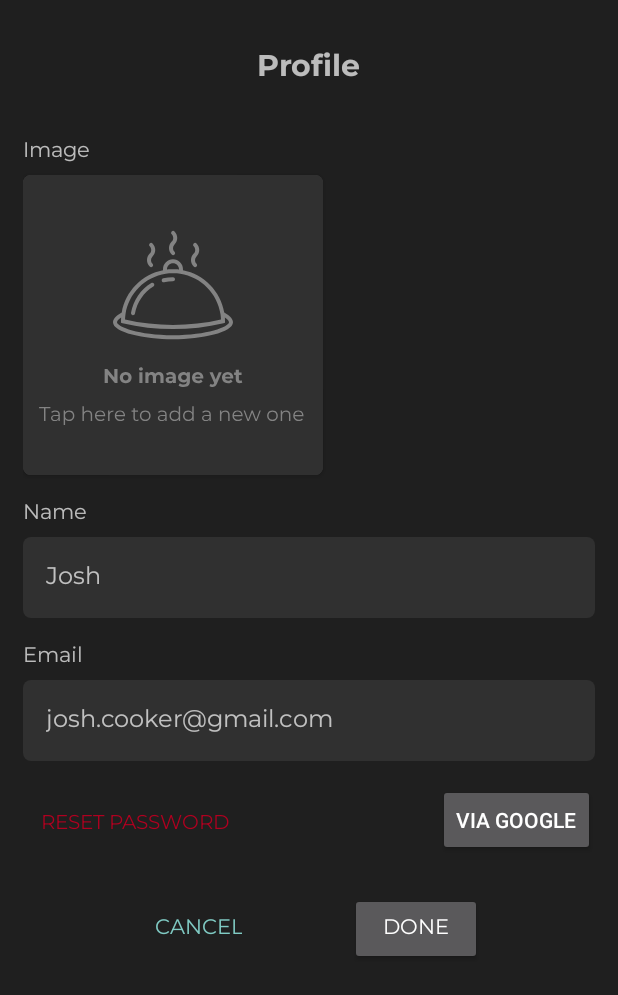
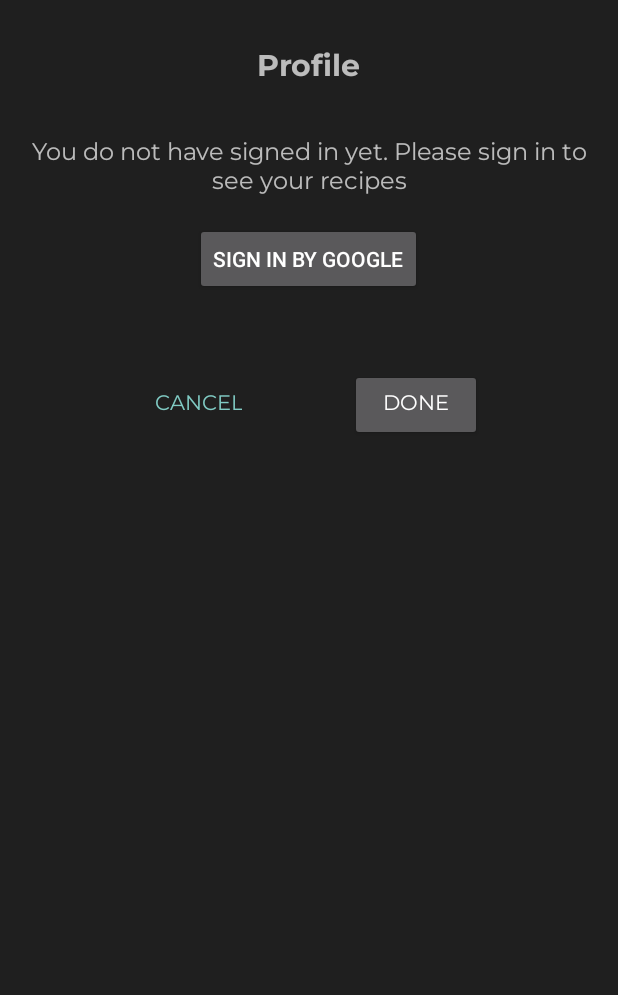
Before and after one commit to Saydullin/recipes-book, an Android app: the UserProfile screen opened directly, with no data from a screen before it, on a phone screen of 412 x 824 dp. Shown: the top 995 px of the screen. Run offline under Robolectric (Android 15) with nearby library versions, the phone set to English and light mode, and no system bars; pictures from the network do not load.

Commit message:
Добавлена логика авторизации и логаут вместе с интерфейсом

```diff
--- a/app/src/main/java/com/example/recipesbook/UserProfile.java
+++ b/app/src/main/java/com/example/recipesbook/UserProfile.java
@@ -4,11 +4,17 @@
 import androidx.appcompat.app.AppCompatActivity;
 
 import android.content.Intent;
+import android.net.Uri;
 import android.os.Bundle;
 import android.util.Log;
+import android.view.View;
 import android.widget.Button;
+import android.widget.ImageView;
+import android.widget.LinearLayout;
+import android.widget.TextView;
 import android.widget.Toast;
 
+import com.bumptech.glide.Glide;
 import com.google.android.gms.auth.api.signin.GoogleSignIn;
 import com.google.android.gms.auth.api.signin.GoogleSignInAccount;
 import com.google.android.gms.auth.api.signin.GoogleSignInClient;
@@ -24,25 +30,74 @@
 public class UserProfile extends AppCompatActivity {
 
     GoogleSignInClient mGoogleSignInClient;
+    ImageView recipeImagePreview;
+    TextView userName;
+    TextView userEmail;
+    Button change_accounts;
+    LinearLayout no_signed_in;
+    LinearLayout signed_in;
     Button sign_in;
+    Button sign_out;
     int RC_SIGN_IN = 0;
     Button button_cancel_activity;
+
+    @Override
+    protected void onStart() {
+        super.onStart();
+        GoogleSignInOptions gso = new GoogleSignInOptions.Builder(GoogleSignInOptions.DEFAULT_SIGN_IN)
+                .requestIdToken(getString(R.string.server_client_id))
+                .requestEmail()
+                .build();
+        mGoogleSignInClient = GoogleSignIn.getClient(this, gso);
+
+        GoogleSignInAccount acct = GoogleSignIn.getLastSignedInAccount(this);
+        if (acct != null) {
+            String personName = acct.getDisplayName();
+            String personEmail = acct.getEmail();
+            Uri personImage = acct.getPhotoUrl();
+            userName.setText(personName);
+            userEmail.setText(personEmail);
+            Glide.with(this).load(String.valueOf(personImage)).into(recipeImagePreview);
+        } else {
+            no_signed_in.setVisibility(View.VISIBLE);
+            signed_in.setVisibility(View.GONE);
+        }
+    }
 
     @Override
     protected void onCreate(Bundle savedInstanceState) {
         super.onCreate(savedInstanceState);
         setContentView(R.layout.activity_user_profile);
 
+        no_signed_in = findViewById(R.id.no_signed_in);
+        signed_in = findViewById(R.id.signed_in);
+
+        change_accounts = findViewById(R.id.change_accounts_button);
+        sign_out = findViewById(R.id.sign_out_button);
         sign_in = findViewById(R.id.sign_in_button);
 
         button_cancel_activity = findViewById(R.id.button_cancel_activity);
         button_cancel_activity.setOnClickListener(v -> finish());
 
+        recipeImagePreview = findViewById(R.id.recipeImagePreview);
+        userName = findViewById(R.id.user_name);
+        userEmail = findViewById(R.id.user_email);
+
+        change_accounts.setOnClickListener(v -> {
+            if (v.getId() == R.id.change_accounts_button) {
+                switchAccounts();
+            }
+        });
+
         sign_in.setOnClickListener(v -> {
-            switch (v.getId()) {
-                case R.id.sign_in_button:
-                    signIn();
-                    break;
+            if (v.getId() == R.id.sign_in_button) {
+                signIn();
+            }
+        });
+
+        sign_out.setOnClickListener(v -> {
+            if (v.getId() == R.id.sign_out_button) {
+                signOut();
             }
         });
 
@@ -57,6 +112,17 @@
     private void signIn() {
         Intent signInIntent = mGoogleSignInClient.getSignInIntent();
         startActivityForResult(signInIntent, RC_SIGN_IN);
+    }
+
+    private void switchAccounts() {
+        mGoogleSignInClient.signOut()
+                .addOnCompleteListener(this, new OnCompleteListener<Void>() {
+                    @Override
+                    public void onComplete(@NonNull Task<Void> task) {
+                        Intent signInIntent = mGoogleSignInClient.getSignInIntent();
+                        startActivityForResult(signInIntent, RC_SIGN_IN);
+                    }
+                });
     }
 
     private void signOut() {
@@ -92,11 +158,9 @@
             startActivity(intent);
             Toast.makeText(this, "Authenticate Successfully", Toast.LENGTH_SHORT).show();
         } catch (ApiException e) {
-            // The ApiException status code indicates the detailed failure reason.
-            // Please refer to the GoogleSignInStatusCodes class reference for more information.
-            Log.w("Error", "signInResult:failed code=" + e.getStatusCode());
-            Toast.makeText(this, "Authenticate Error", Toast.LENGTH_SHORT).show();
-            Toast.makeText(this, "log: " + e.getStatusCode(), Toast.LENGTH_LONG).show();
+            if (e.getStatusCode() != 12501) {
+                Toast.makeText(this, "log: " + e.getStatusCode(), Toast.LENGTH_SHORT).show();
+            }
         }
     }
 
--- a/app/src/main/res/layout/activity_user_profile.xml
+++ b/app/src/main/res/layout/activity_user_profile.xml
@@ -6,12 +6,13 @@
     android:layout_width="match_parent"
     android:layout_height="match_parent">
 
-    <androidx.constraintlayout.widget.ConstraintLayout
+    <LinearLayout
         android:layout_width="match_parent"
         android:layout_height="wrap_content"
         android:paddingHorizontal="15dp"
         android:paddingVertical="15dp"
-        tools:context=".AddRecipe">
+        tools:context=".AddRecipe"
+        android:orientation="vertical">
 
         <TextView
             android:id="@+id/textView5"
@@ -20,106 +21,117 @@
             android:layout_marginVertical="15dp"
             android:fontFamily="@font/montserrat_bold"
             android:text="@string/user_profile_title"
+            android:layout_gravity="center"
             android:textSize="20sp"
             app:layout_constraintEnd_toEndOf="parent"
             app:layout_constraintStart_toStartOf="parent"
             app:layout_constraintTop_toTopOf="parent" />
 
         <LinearLayout
-            android:id="@+id/inputsList"
+            android:id="@+id/signed_in"
             android:layout_width="match_parent"
             android:layout_height="wrap_content"
             android:orientation="vertical"
-            android:layout_marginVertical="15dp"
             app:layout_constraintEnd_toEndOf="parent"
             app:layout_constraintStart_toStartOf="parent"
             app:layout_constraintTop_toBottomOf="@+id/textView5">
 
-            <TextView
-                android:layout_width="wrap_content"
+            <LinearLayout
+                android:id="@+id/inputsList"
+                android:layout_width="match_parent"
                 android:layout_height="wrap_content"
-                android:layout_marginTop="15dp"
-                android:layout_marginBottom="5dp"
-                android:text="@string/image"
-                android:fontFamily="@font/montserrat"
-                android:textSize="14sp" />
+                android:orientation="horizontal"
+                android:layout_marginVertical="15dp"
+                app:layout_constraintEnd_toEndOf="parent"
+                android:gravity="center"
+                app:layout_constraintStart_toStartOf="parent"
+                app:layout_constraintTop_toBottomOf="@+id/textView5">
 
                 <androidx.cardview.widget.CardView
                     android:layout_width="wrap_content"
                     android:layout_height="wrap_content"
-                app:cardCornerRadius="5dp">
+                    app:cardCornerRadius="100dp">
 
                     <ImageView
                         android:id="@+id/recipeImagePreview"
-                    android:layout_width="200dp"
-                    android:layout_height="200dp"
+                        android:layout_width="50dp"
+                        android:layout_height="50dp"
                         android:src="@drawable/ic_food_preview"
                         android:scaleType="centerCrop"
                         android:contentDescription="@string/add_new_recipe" />
 
                 </androidx.cardview.widget.CardView>
 
+                <LinearLayout
+                    android:id="@+id/userInfos"
+                    android:layout_width="match_parent"
+                    android:layout_height="wrap_content"
+                    android:orientation="vertical"
+                    android:layout_marginStart="5dp"
+                    app:layout_constraintEnd_toEndOf="parent"
+                    app:layout_constraintStart_toStartOf="parent"
+                    app:layout_constraintTop_toBottomOf="@+id/textView5">
+
                     <TextView
+                        android:id="@+id/user_name"
                         android:layout_width="wrap_content"
                         android:layout_height="wrap_content"
-                android:layout_marginTop="15dp"
-                android:layout_marginBottom="5dp"
                         android:text="@string/user_name_text"
                         android:fontFamily="@font/montserrat"
-                android:textSize="14sp" />
+                        android:paddingHorizontal="15dp"
+                        android:paddingVertical="3dp"
+                        android:textSize="16sp" />
 
-            <EditText
-                android:id="@+id/recipeTitle"
-                android:layout_width="match_parent"
+                    <TextView
+                        android:id="@+id/user_email"
+                        android:layout_width="wrap_content"
                         android:layout_height="wrap_content"
-                android:autofillHints="default"
-                android:background="@drawable/border_radius"
-                android:backgroundTint="@color/theme_bg_light"
+                        android:text="@string/email_text"
                         android:fontFamily="@font/montserrat"
-                android:hint="@string/user_name_text_ex"
-                android:inputType="text"
                         android:paddingHorizontal="15dp"
-                android:paddingVertical="15dp"
+                        android:alpha="0.7"
+                        android:paddingVertical="3dp"
                         android:textSize="16sp" />
+
+                </LinearLayout>
+
+            </LinearLayout>
+
+            <Button
+                android:id="@+id/change_accounts_button"
+                android:layout_width="wrap_content"
+                android:layout_height="wrap_content"
+                android:layout_marginVertical="15dp"
+                android:text="@string/change_account" />
+
+            <Button
+                android:id="@+id/sign_out_button"
+                style="?android:attr/buttonBarButtonStyle"
+                android:layout_width="wrap_content"
+                android:layout_height="wrap_content"
+                android:fontFamily="@font/montserrat"
+                android:text="@string/sign_out"
+                android:textColor="@color/design_default_color_error"
+                android:textSize="13sp"/>
+
+        </LinearLayout>
+
+        <LinearLayout
+            android:id="@+id/no_signed_in"
+            android:visibility="gone"
+            android:layout_width="wrap_content"
+            android:layout_height="wrap_content"
+            android:orientation="vertical"
+            android:layout_marginVertical="15dp"
+            android:layout_gravity="center">
 
             <TextView
                 android:layout_width="wrap_content"
                 android:layout_height="wrap_content"
-                android:layout_marginTop="15dp"
-                android:layout_marginBottom="5dp"
-                android:text="@string/prompt_email"
+                android:gravity="center"
+                android:text="@string/no_signed_in"
                 android:fontFamily="@font/montserrat"
-                android:textSize="14sp" />
-
-            <EditText
-                android:id="@+id/recipeIngredientsAmount"
-                android:layout_width="match_parent"
-                android:layout_height="wrap_content"
-                android:autofillHints="default"
-                android:gravity="start"
-                android:background="@drawable/border_radius"
-                android:backgroundTint="@color/theme_bg_light"
-                android:fontFamily="@font/montserrat"
-                android:hint="@string/user_email_text_ex"
-                android:inputType="textEmailAddress"
-                android:paddingHorizontal="15dp"
-                android:paddingVertical="15dp"
                 android:textSize="16sp" />
-
-        </LinearLayout>
-
-        <Button
-            android:id="@+id/button_forgot_pass"
-            style="?android:attr/buttonBarButtonStyle"
-            android:textColor="@color/design_default_color_error"
-            android:layout_width="wrap_content"
-            android:layout_height="wrap_content"
-            android:layout_marginVertical="15dp"
-            android:fontFamily="@font/montserrat"
-            android:textSize="13sp"
-            android:text="@string/reset_pass_text"
-            app:layout_constraintStart_toStartOf="parent"
-            app:layout_constraintTop_toBottomOf="@+id/inputsList" />
 
             <Button
                 android:id="@+id/sign_in_button"
@@ -127,18 +139,19 @@
                 android:layout_height="wrap_content"
                 android:layout_gravity="center"
                 android:layout_marginVertical="15dp"
-            android:text="@string/google_sign_in"
-            app:layout_constraintEnd_toEndOf="parent"
-            app:layout_constraintTop_toBottomOf="@+id/inputsList" />
+                android:text="@string/sign_in_by_google" />
+
+        </LinearLayout>
 
         <LinearLayout
             android:id="@+id/linearLayout2"
             android:layout_width="wrap_content"
             android:layout_height="wrap_content"
+            android:layout_gravity="center"
             android:layout_marginVertical="15dp"
             app:layout_constraintEnd_toEndOf="parent"
             app:layout_constraintStart_toStartOf="parent"
-            app:layout_constraintTop_toBottomOf="@+id/button_forgot_pass">
+            app:layout_constraintTop_toBottomOf="@+id/sign_out_button">
 
             <Button
                 android:id="@+id/button_cancel_activity"
@@ -162,6 +175,6 @@
 
         </LinearLayout>
 
-    </androidx.constraintlayout.widget.ConstraintLayout>
+    </LinearLayout>
 
 </ScrollView>
--- a/app/src/main/res/values/strings.xml
+++ b/app/src/main/res/values/strings.xml
@@ -4,7 +4,7 @@
     <string name="font_normal">sans-serif</string>
     <string name="submit_button">Done</string>
     <string name="search_text">Search recipes</string>
-    <string name="sign_up">Sign Up</string>
+    <string name="sign_in_by_google">Sign In by Google</string>
     <string name="get_back">Get Back</string>
     <string name="welcome_to_recipes_book">Welcome to Recipes Book</string>
     <string name="salads_text">Salads</string>
@@ -27,7 +27,7 @@
     <string name="prompt_email">Email</string>
     <string name="prompt_password">•••••••</string>
     <string name="action_sign_in">Sign in or register</string>
-    <string name="google_sign_in">Via Google</string>
+    <string name="google_sign_in">Log in by Google</string>
     <string name="action_sign_in_short">Sign in</string>
     <string name="welcome">"Welcome "</string>
     <string name="invalid_username">Not a valid username</string>
@@ -46,7 +46,6 @@
     <string name="description_text">Description</string>
     <string name="description_text_ex">First of all, take the rice and wash it until …</string>
     <string name="cancel_text" tools:ignore="ButtonCase">Cancel</string>
-    <string name="reset_pass_text" tools:ignore="ButtonCase">Reset password</string>
     <string name="steps_amount">Steps amount</string>
     <string name="ingredients_amount_text">Ingredients amount (2 – 50)</string>
     <string name="duration_text">Duration (min). Enter «90» for ‹1h 30min›</string>
@@ -66,7 +65,9 @@
     <string name="menu_home">Home</string>
     <string name="menu_gallery">Gallery</string>
     <string name="menu_slideshow">Slideshow</string>
-    <string name="sign_out">sign_out</string>
+    <string name="sign_out">Sign out</string>
 
     <string name="server_client_id">192537204330-vedegos5oei85gmautfjk1sugboa7fkt.apps.googleusercontent.com</string>
+    <string name="change_account">Change Account</string>
+    <string name="no_signed_in">You do not have signed in yet. Please sign in to see your recipes</string>
 </resources>
```
Also changed, not shown: app/src/main/AndroidManifest.xml (+4 -4 lines), app/src/main/java/com/example/recipesbook/MainActivity.java (+17 -12 lines), app/src/main/res/layout/activity_main.xml (+26 -8 lines). Lines whose indentation alone changed are shown as unchanged.
